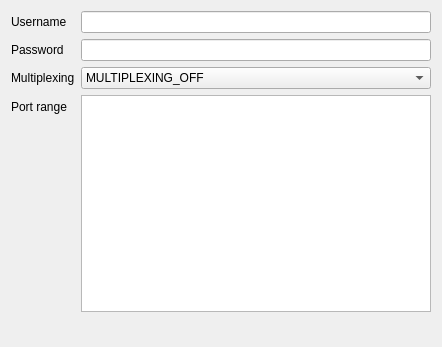
Qt form src/nekobox/ui/profile/edit_mieru.ui (qr243vbi/nekobox) before a commit.
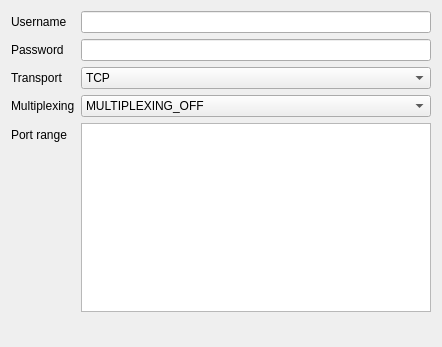
The same form after that commit.

The edit to the form file:
```diff
--- a/src/nekobox/ui/profile/edit_mieru.ui
+++ b/src/nekobox/ui/profile/edit_mieru.ui
@@ -34,29 +34,29 @@
    <item row="1" column="1">
     <widget class="QLineEdit" name="password"/>
    </item>
-   <item row="3" column="0">
+   <item row="4" column="0">
     <widget class="QLabel" name="port_range_l">
      <property name="text">
       <string>Port range</string>
      </property>
     </widget>
    </item>
-   <item row="3" column="1">
+   <item row="4" column="1">
     <widget class="QTextEdit" name="port_range"/>
    </item>
-   <item row="4" column="0" colspan="2">
+   <item row="5" column="0" colspan="2">
     <widget class="QWidget" name="widget" native="true">
      <layout class="QGridLayout" name="gridLayout"/>
     </widget>
    </item>
-   <item row="2" column="0">
+   <item row="3" column="0">
     <widget class="QLabel" name="multiplexing_l">
      <property name="text">
       <string>Multiplexing</string>
      </property>
     </widget>
    </item>
-   <item row="2" column="1">
+   <item row="3" column="1">
     <widget class="QComboBox" name="multiplexing">
      <property name="sizePolicy">
       <sizepolicy hsizetype="MinimumExpanding" vsizetype="Fixed">
@@ -66,22 +66,43 @@
      </property>
      <item>
       <property name="text">
-       <string>MULTIPLEXING_OFF</string>
+       <string notr="true">MULTIPLEXING_OFF</string>
       </property>
      </item>
      <item>
       <property name="text">
-       <string>MULTIPLEXING_LOW</string>
+       <string notr="true">MULTIPLEXING_LOW</string>
       </property>
      </item>
      <item>
       <property name="text">
-       <string>MULTIPLEXING_MIDDLE</string>
+       <string notr="true">MULTIPLEXING_MIDDLE</string>
       </property>
      </item>
      <item>
       <property name="text">
-       <string>MULTIPLEXING_HIGH</string>
+       <string notr="true">MULTIPLEXING_HIGH</string>
+      </property>
+     </item>
+    </widget>
+   </item>
+   <item row="2" column="0">
+    <widget class="QLabel" name="label">
+     <property name="text">
+      <string>Transport</string>
+     </property>
+    </widget>
+   </item>
+   <item row="2" column="1">
+    <widget class="QComboBox" name="transport">
+     <item>
+      <property name="text">
+       <string notr="true">TCP</string>
+      </property>
+     </item>
+     <item>
+      <property name="text">
+       <string notr="true">UDP</string>
       </property>
      </item>
     </widget>
```
